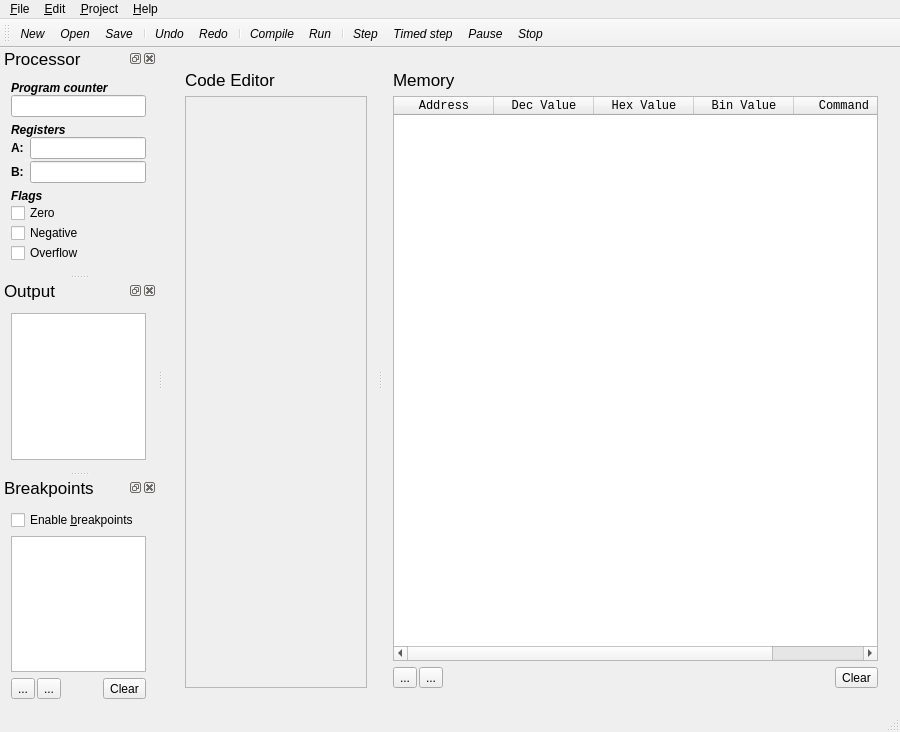
Above: src/mainwindow.ui from synio-wesley/qpasm before the change. Below: the same form after it.
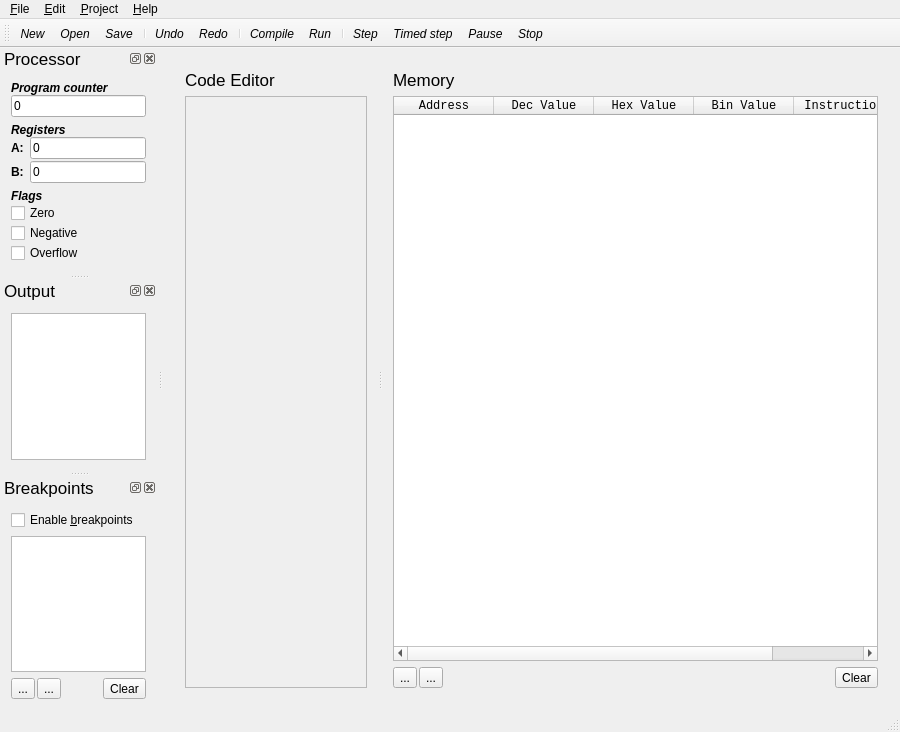
That is the form after the change. Icons and pictures are not drawn. Custom widgets are drawn as their Qt base class.

Commit message: - mainwindow can now correctly retranslate itself - added Dutch translation by cumulus007 and added translators tab

What changed in the file:
```diff
--- a/src/mainwindow.ui
+++ b/src/mainwindow.ui
@@ -107,7 +107,7 @@
           </column>
           <column>
            <property name="text">
-            <string>Command</string>
+            <string>Instruction</string>
            </property>
           </column>
          </widget>
@@ -301,7 +301,7 @@
           <string notr="true"/>
          </property>
          <property name="text">
-          <string/>
+          <string notr="true">0</string>
          </property>
          <property name="readOnly">
           <bool>true</bool>
@@ -347,7 +347,7 @@
          <item row="0" column="1">
           <widget class="QLineEdit" name="lineRegA">
            <property name="text">
-            <string/>
+            <string notr="true">0</string>
            </property>
            <property name="maxLength">
             <number>32767</number>
@@ -370,7 +370,7 @@
          <item row="1" column="1">
           <widget class="QLineEdit" name="lineRegB">
            <property name="text">
-            <string/>
+            <string notr="true">0</string>
            </property>
            <property name="maxLength">
             <number>32767</number>
```
The commit also changes 7 other files.
